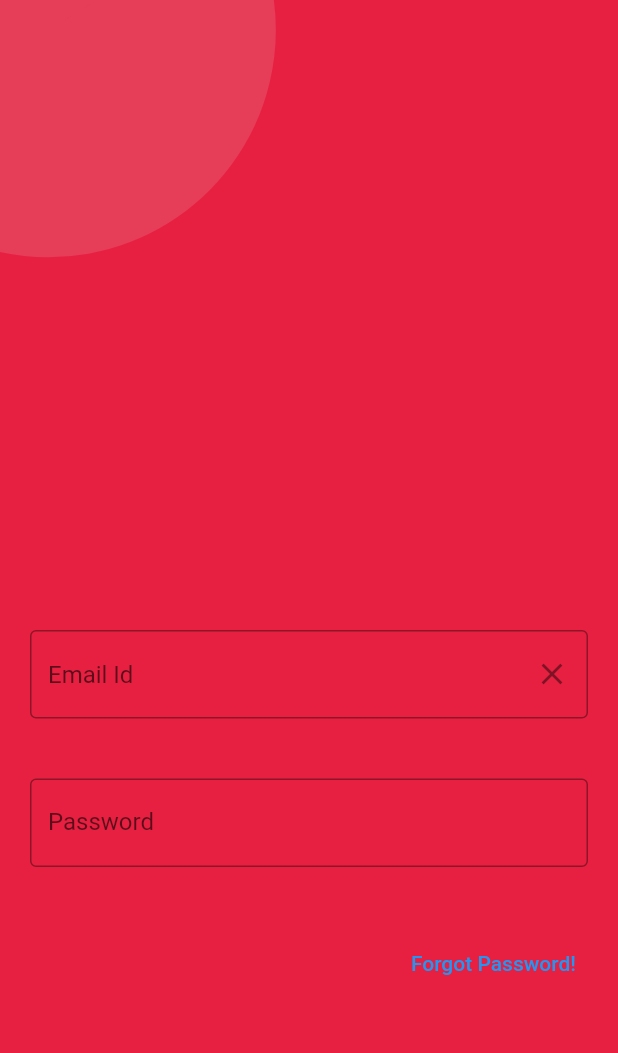
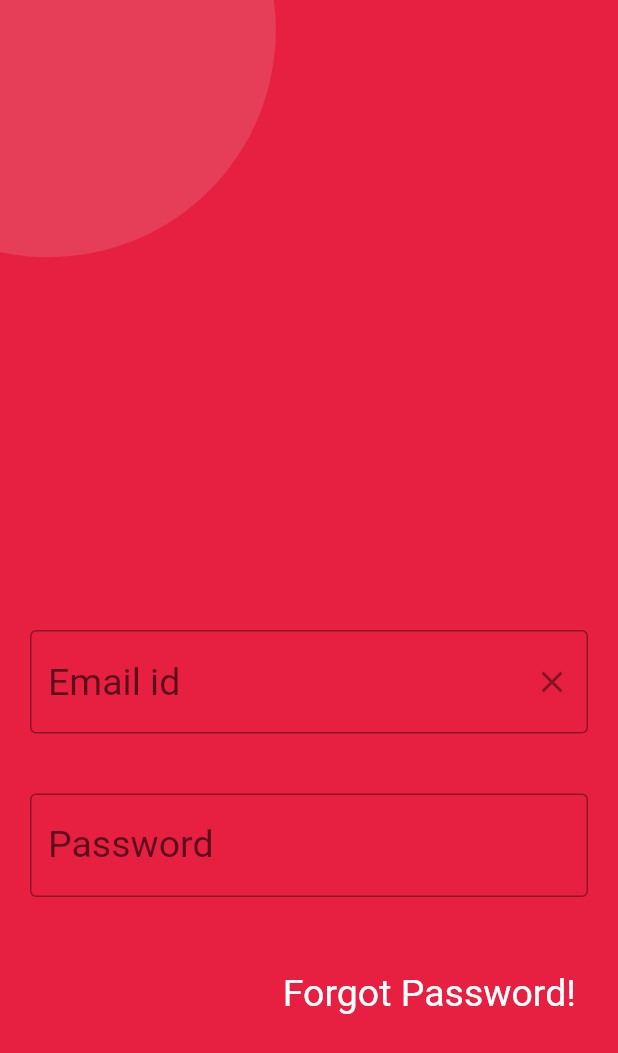
Before and after one commit to adinashby-vanier-college/app-dev-2-project-gurjas936, a Flutter app: the screen it shows after launch, after a tap on "Sign in", on a phone screen of 412 x 824 dp. Shown: the top 1053 px of the screen. Run offline on Flutter 3.47's test engine with Material 2 defaults, Android fonts, the phone set to English and light mode, and no system bars.

Commit message:
update password page

```diff
--- a/lib/screens/signIn.dart
+++ b/lib/screens/signIn.dart
@@ -27,11 +27,14 @@ class signIn extends StatelessWidget {
           Container(
             padding: EdgeInsets.all(20.0),
             child: TextField(
+              style: TextStyle(fontSize: 25,color:Colors.white),
               controller: _textController,
-              decoration: InputDecoration(fillColor: Colors.white,
-                  hintText: "Email Id",
+              decoration: InputDecoration(
+                  //fillColor: Colors.cyanAccent,
+
+                  hintText: "Email id",
                   border: OutlineInputBorder(
-                    borderSide: BorderSide(width: 3,
+                    borderSide: BorderSide(width: 10,
                       color:  Colors.white70,
                     ),
                   ),
@@ -48,6 +51,7 @@ class signIn extends StatelessWidget {
           Container(
             padding: EdgeInsets.all(20.0),
             child: TextField(
+              style: TextStyle(fontSize: 25,color: Colors.white),
               obscureText: true,
               controller: passwordController,
               decoration: const InputDecoration(
@@ -59,7 +63,10 @@ class signIn extends StatelessWidget {
           Container(
             margin: EdgeInsets.all(20),
             alignment: Alignment.centerRight,
-            child: TextButton(
+            child: TextButton( style: TextButton.styleFrom(
+              textStyle: const TextStyle(fontSize: 25),
+              foregroundColor: Colors.white,
+            ),
               onPressed: () {
                 //forgot password screen
               },
```
